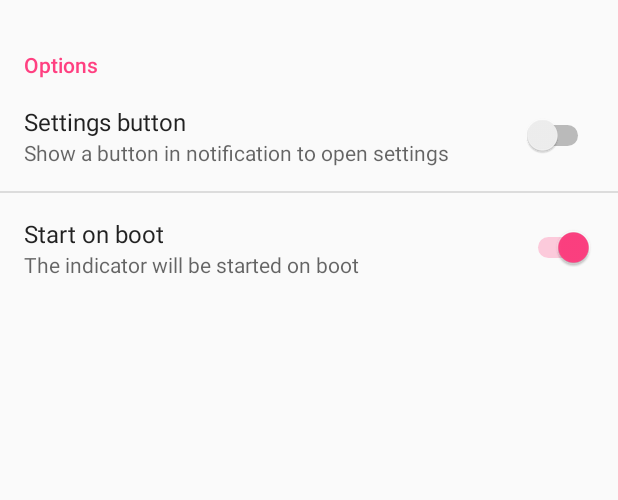
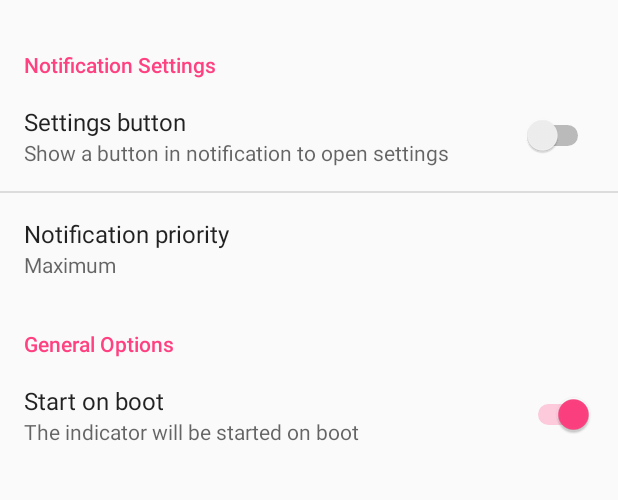
Before and after one commit to nisargjhaveri/NetSpeed, an Android app: the screen it shows after launch (MainActivity), on a phone screen of 412 x 824 dp, the part 170-670 px from its top. Run offline under Robolectric (Android 15) with nearby library versions, the phone set to English and light mode, and no system bars.

Commit message:
Make notification priority configurable

```diff
--- a/app/src/main/java/com/nisargjhaveri/netspeed/BootCompleteReceiver.java
+++ b/app/src/main/java/com/nisargjhaveri/netspeed/BootCompleteReceiver.java
@@ -21,7 +21,6 @@ public final class BootCompleteReceiver extends BroadcastReceiver {
             return;
         }
 
-        Intent indicatorService = new Intent(context, NetSpeedIndicatorService.class);
-        context.startService(indicatorService);
+        context.startService(IndicatorServiceHelper.getServiceIntent(context));
     }
 }
--- /dev/null
+++ b/app/src/main/java/com/nisargjhaveri/netspeed/IndicatorServiceHelper.java
@@ -0,0 +1,25 @@
+package com.nisargjhaveri.netspeed;
+
+import android.content.Context;
+import android.content.Intent;
+import android.content.SharedPreferences;
+import android.preference.PreferenceManager;
+
+public final class IndicatorServiceHelper {
+    public static Intent getServiceIntent(Context context) {
+        SharedPreferences sharedPref = PreferenceManager.getDefaultSharedPreferences(context);
+
+        Intent serviceIntent = new Intent(context, NetSpeedIndicatorService.class);
+
+        serviceIntent.putExtra(
+                Settings.KEY_SHOW_SETTINGS_BUTTON,
+                sharedPref.getBoolean(Settings.KEY_SHOW_SETTINGS_BUTTON, false)
+        );
+        serviceIntent.putExtra(
+                Settings.KEY_NOTIFICATION_PRIORITY,
+                sharedPref.getString(Settings.KEY_NOTIFICATION_PRIORITY, "max")
+        );
+
+        return serviceIntent;
+    }
+}
--- a/app/src/main/java/com/nisargjhaveri/netspeed/MainActivity.java
+++ b/app/src/main/java/com/nisargjhaveri/netspeed/MainActivity.java
@@ -20,7 +20,8 @@ public final class MainActivity extends AppCompatActivity {
                 } else {
                     stopIndicatorService();
                 }
-            } else if (key.equals(Settings.KEY_SHOW_SETTINGS_BUTTON)) {
+            } else if (key.equals(Settings.KEY_SHOW_SETTINGS_BUTTON)
+                    || key.equals(Settings.KEY_NOTIFICATION_PRIORITY)) {
                 startIndicatorService();
             }
         }
@@ -51,13 +52,7 @@ public final class MainActivity extends AppCompatActivity {
     }
 
     private void startIndicatorService() {
-        Intent serviceIntent = new Intent(this, NetSpeedIndicatorService.class);
-        serviceIntent.putExtra(
-                Settings.KEY_SHOW_SETTINGS_BUTTON,
-                mSharedPref.getBoolean(Settings.KEY_SHOW_SETTINGS_BUTTON, false)
-        );
-
-        startService(serviceIntent);
+        startService(IndicatorServiceHelper.getServiceIntent(this));
     }
 
     private void stopIndicatorService() {
--- a/app/src/main/java/com/nisargjhaveri/netspeed/Settings.java
+++ b/app/src/main/java/com/nisargjhaveri/netspeed/Settings.java
@@ -3,5 +3,7 @@ package com.nisargjhaveri.netspeed;
 public final class Settings {
     public static final String KEY_INDICATOR_ENABLED = "indicatorEnabled";
     public static final String KEY_START_ON_BOOT = "startOnBoot";
+
     public static final String KEY_SHOW_SETTINGS_BUTTON = "showSettingsButton";
+    public static final String KEY_NOTIFICATION_PRIORITY = "notificationPriority";
 }
--- /dev/null
+++ b/app/src/main/res/values/preferences_strings.xml
@@ -0,0 +1,15 @@
+<?xml version="1.0" encoding="utf-8"?>
+<resources>
+    <string-array name="notification_priority_titles">
+        <item>Maximum</item>
+        <item>High</item>
+        <item>Normal</item>
+        <item>Low</item>
+    </string-array>
+    <string-array name="notification_priority_values">
+        <item>max</item>
+        <item>high</item>
+        <item>default</item>
+        <item>low</item>
+    </string-array>
+</resources>
--- a/app/src/main/res/xml/preferences.xml
+++ b/app/src/main/res/xml/preferences.xml
@@ -10,13 +10,26 @@
 
     <PreferenceCategory
         android:dependency="indicatorEnabled"
-        android:title="Options">
+        android:title="Notification Settings">
 
         <SwitchPreference
             android:key="showSettingsButton"
             android:title="Settings button"
             android:summary="Show a button in notification to open settings"
             android:defaultValue="false" />
+
+        <ListPreference
+            android:key="notificationPriority"
+            android:title="Notification priority"
+            android:summary="%s"
+            android:entries="@array/notification_priority_titles"
+            android:entryValues="@array/notification_priority_values"
+            android:defaultValue="max" />
+    </PreferenceCategory>
+
+    <PreferenceCategory
+        android:dependency="indicatorEnabled"
+        android:title="General Options">
 
         <SwitchPreference
             android:key="startOnBoot"
```
Also changed, not shown: app/src/main/java/com/nisargjhaveri/netspeed/NetSpeedIndicatorService.java (+30 -7 lines).
